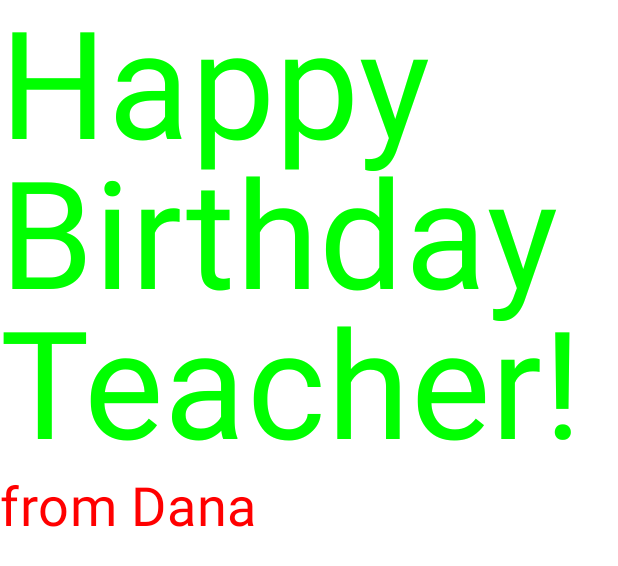
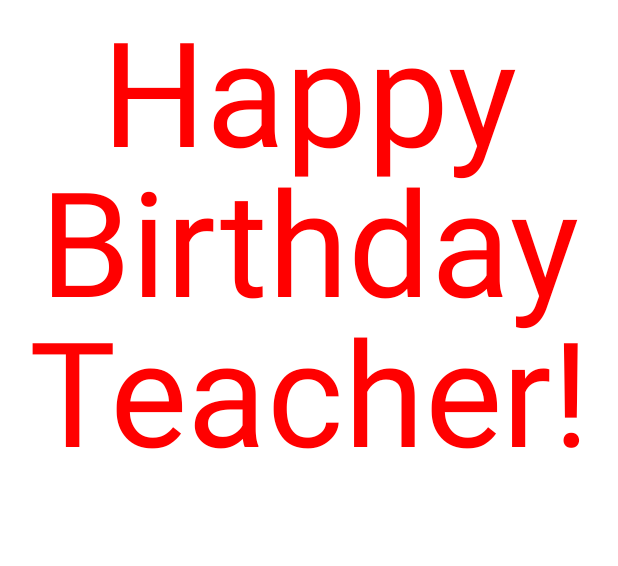
Before and after one commit to Dana-Kaziyeva/Android-projects, an Android app built with Jetpack Compose: the @Preview function GreetingPreview, on a phone screen of 412 x 824 dp. Shown: the top 566 px of the screen. Run offline under Robolectric (Android 15) with nearby library versions, the phone set to English and light mode, and no system bars.

Commit message:
Changing the place of elements

```diff
--- a/app/src/main/java/com/example/happy_birthday_app/MainActivity.kt
+++ b/app/src/main/java/com/example/happy_birthday_app/MainActivity.kt
@@ -3,15 +3,20 @@ package com.example.happy_birthday_app
 import android.os.Bundle
 import androidx.activity.ComponentActivity
 import androidx.activity.compose.setContent
+import androidx.compose.foundation.layout.Arrangement
 import androidx.compose.foundation.layout.Column
 import androidx.compose.foundation.layout.fillMaxSize
+import androidx.compose.foundation.layout.padding
 import androidx.compose.material3.MaterialTheme
 import androidx.compose.material3.Surface
 import androidx.compose.material3.Text
 import androidx.compose.runtime.Composable
+import androidx.compose.ui.Alignment
 import androidx.compose.ui.Modifier
 import androidx.compose.ui.graphics.Color
+import androidx.compose.ui.text.style.TextAlign
 import androidx.compose.ui.tooling.preview.Preview
+import androidx.compose.ui.unit.dp
 import androidx.compose.ui.unit.sp
 import com.example.happy_birthday_app.ui.theme.Happy_Birthday_appTheme
 
@@ -26,6 +31,7 @@ class MainActivity : ComponentActivity() {
                     color = MaterialTheme.colorScheme.background
                 ) {
 //                    Greeting("Android")
+                    GreetingText(message = "Happy Birthday Teacher!", from = "from Dana")
                 }
             }
         }
@@ -41,17 +47,21 @@ class MainActivity : ComponentActivity() {
 //}
 @Composable
 fun GreetingText(message : String, from: String = "from Dana", modifier: Modifier = Modifier){
-    Column (modifier = modifier){
+    Column (modifier = modifier.padding(8.dp), verticalArrangement = Arrangement.Center){
         Text(
             text = message,
-            fontSize = 100.sp,
+            fontSize = 97.sp,
             lineHeight = 100.sp,
-            color = Color.Green
+            color = Color.Red,
+            textAlign = TextAlign.Center
         )
         Text(
             text = from,
             fontSize = 36.sp,
-            color = Color.Red
+            color = Color.White,
+            modifier = Modifier
+                .padding(16.dp)
+                .align(alignment = Alignment.End)
         )
     }
 }
```
